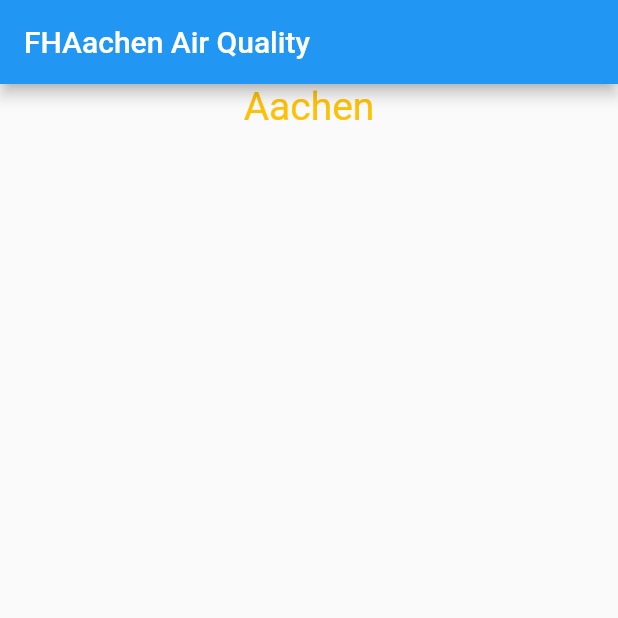
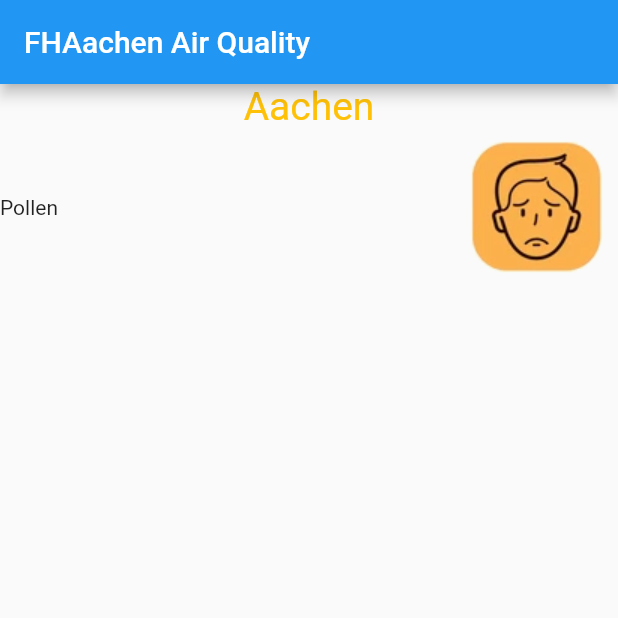
Before and after one commit to krisc-informatica/environment, a Flutter app: the screen it shows after launch, on a phone screen of 412 x 824 dp, the top half of it. Run offline on Flutter 3.47's test engine with Material 2 defaults, Android fonts, the phone set to English and light mode, and no system bars.

Commit message:
Added row for 'pollen' information

```diff
--- a/lib/main.dart
+++ b/lib/main.dart
@@ -39,11 +39,18 @@ class HomePageState extends State<HomePage> {
       body: Center(
         child: Column(
           mainAxisAlignment: MainAxisAlignment.start,
-          children: const <Widget>[
-            Text(
+          children: <Widget>[
+            const Text(
               'Aachen',
               style: TextStyle(color: Colors.amber, fontSize: 26),
             ),
+            Row(
+              children: [
+                const Text("Pollen"),
+                const Spacer(),
+                Image.asset("assets/images/aqi_101.png"),
+              ],
+            )
           ],
         ),
       ),
```
